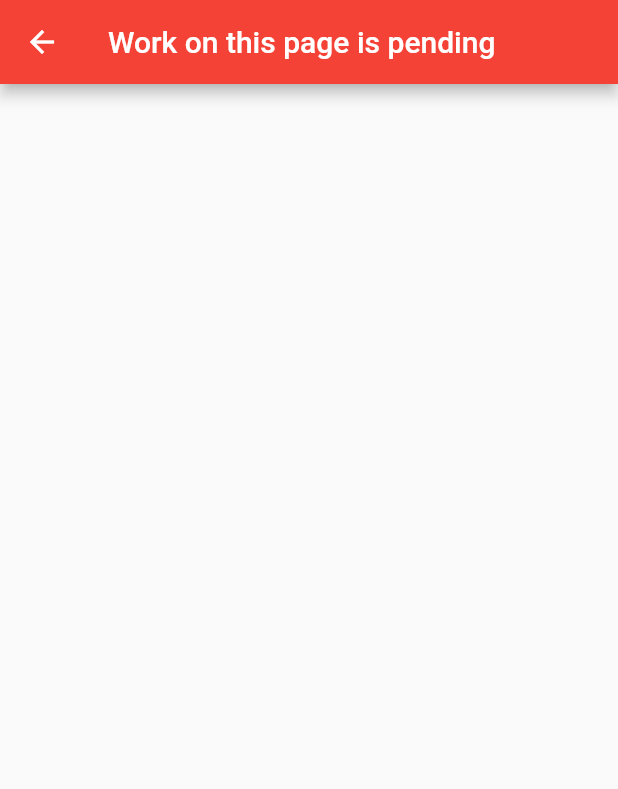
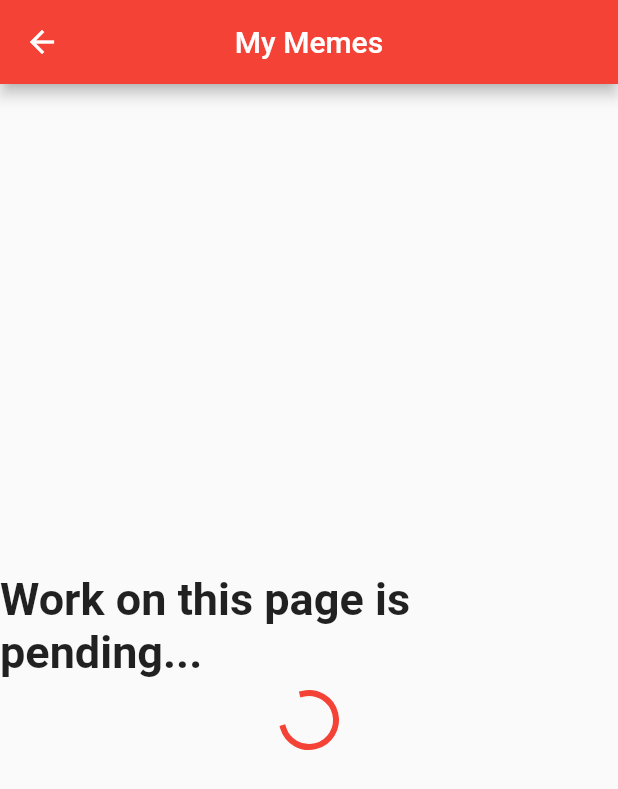
Before and after one commit to SeAliijaz/meme_generator, a Flutter app: the MyMemesSaver screen opened by its route, on a phone screen of 412 x 824 dp. Shown: the top 789 px of the screen. Run offline on Flutter 3.47's test engine with Material 2 defaults, Android fonts, the light colour scheme and no system bars; our stand-ins replace cached_network_image, carousel_slider, flutter_speed_dial, fluttertoast, google_fonts, image_picker and 2 more; Roboto replaces fonts that are missing (Lateef).

Commit message:
MemeSaver's Screen_Start

```diff
--- a/lib/Constants/constants.dart
+++ b/lib/Constants/constants.dart
@@ -1,4 +1,3 @@
-import 'package:flutter/material.dart';
 import 'package:fluttertoast/fluttertoast.dart';
 
 ///Globally Making Toast
--- a/lib/Meme-Generator/meme_creator.dart
+++ b/lib/Meme-Generator/meme_creator.dart
@@ -8,6 +8,7 @@ import 'package:path_provider/path_provider.dart';
 import 'package:screenshot/screenshot.dart';
 import 'package:share/share.dart';
 
+// ignore: must_be_immutable
 class MemeCreatorScreen extends StatefulWidget {
   ///final id
   static final id = '/MemeCreatorScreen';
@@ -203,6 +204,7 @@ class _MemeCreatorScreenState extends State<MemeCreatorScreen> {
         .capture(delay: const Duration(milliseconds: 10))
         .then((Uint8List image) async {
       if (image != null) {
+        // ignore: unused_local_variable
         List<Directory> directory = await getExternalStorageDirectories();
         String d = DateTime.now().microsecondsSinceEpoch.toString();
 
--- a/lib/Meme-Generator/memes_saver.dart
+++ b/lib/Meme-Generator/memes_saver.dart
@@ -1,4 +1,5 @@
 import 'package:flutter/material.dart';
+import 'package:google_fonts/google_fonts.dart';
 
 class MyMemesSaver extends StatelessWidget {
   static final id = '/MyMemesSaver';
@@ -6,7 +7,26 @@ class MyMemesSaver extends StatelessWidget {
   Widget build(BuildContext context) {
     return Scaffold(
       appBar: AppBar(
-        title: Text("Work on this page is pending"),
+        title: Text("My Memes"),
+        centerTitle: true,
+      ),
+      body: Center(
+        child: Column(
+          mainAxisAlignment: MainAxisAlignment.center,
+          children: [
+            Text(
+              'Work on this page is pending...',
+              style: GoogleFonts.lateef(
+                textStyle: TextStyle(
+                  fontSize: 30,
+                  fontWeight: FontWeight.bold,
+                ),
+              ),
+            ),
+            SizedBox(height: 10),
+            CircularProgressIndicator(),
+          ],
+        ),
       ),
     );
   }
```
